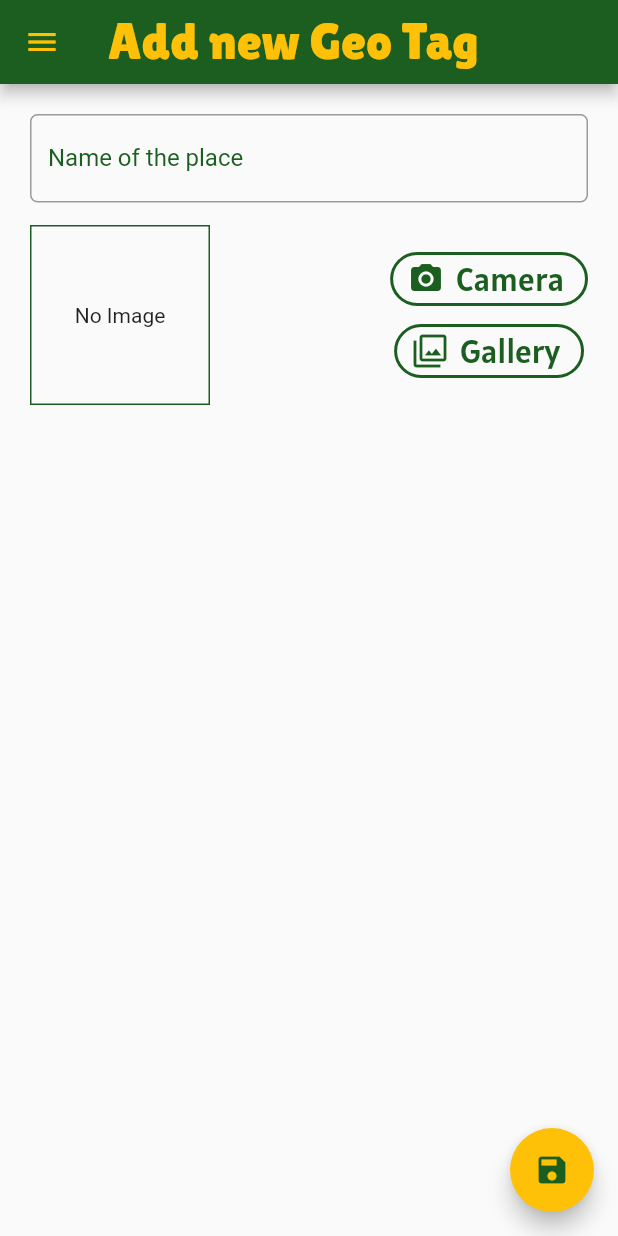
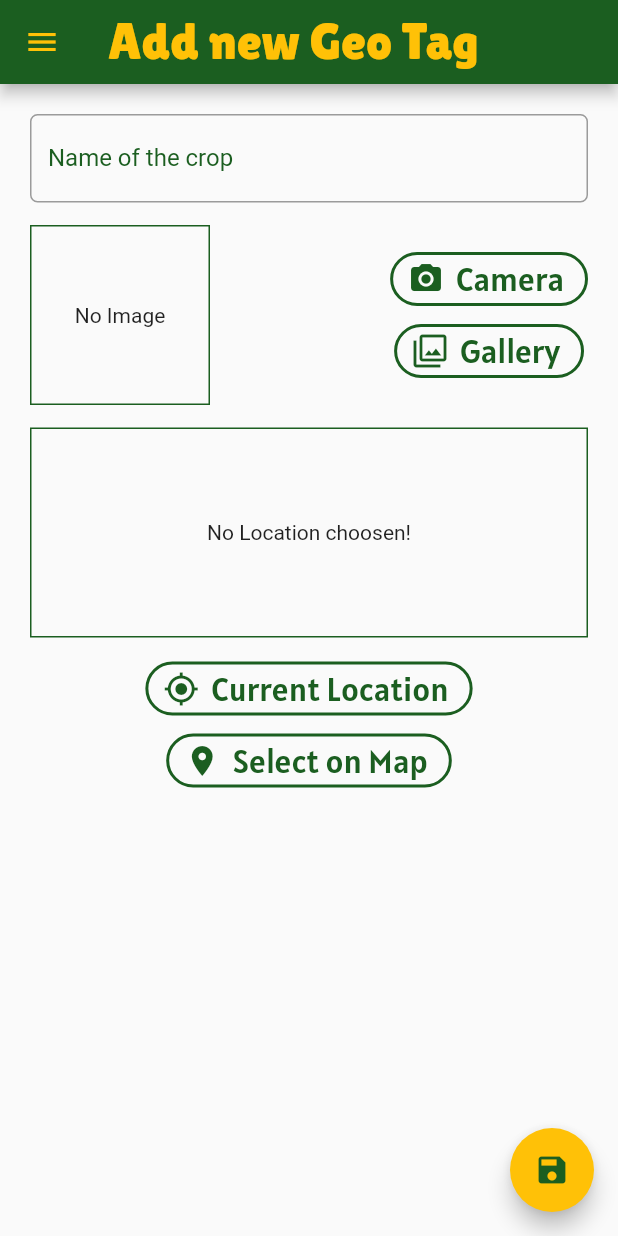
Before and after one commit to amlannandy/Crop-Mapper, a Flutter app: the AddNewPlaceScreen screen opened by its route, in the side drawer, after a tap on "Camera", on a phone screen of 412 x 824 dp. Run offline on Flutter 3.47's test engine with Material 2 defaults, Android fonts, the phone set to English and light mode, and no system bars; our stand-ins replace firebase_storage, google_maps_flutter, image_picker, location; accounts and stored records are empty; network calls fail.

Commit message:
commit on "master"

```diff
--- a/lib/main.dart
+++ b/lib/main.dart
@@ -2,6 +2,7 @@ import 'package:flutter/material.dart';
 import 'package:provider/provider.dart';
 
 import './screens/map_screen.dart';
+import './screens/crop_map_screen.dart';
 import './screens/my_geo_tags_screen.dart';
 import './screens/crop_details_screen.dart';
 import './screens/add_new_place_screen.dart';
@@ -54,6 +55,7 @@ class MyApp extends StatelessWidget {
           MapScreen.routeName : (ctx) => MapScreen(),
           AddNewPlaceScreen.routeName : (ctx) => AddNewPlaceScreen(),
           CropDetailsScreen.routeName : (ctx) => CropDetailsScreen(),
+          CropMapScreen.routeName : (ctx) => CropMapScreen(),
         },
       ),
     );
--- a/lib/models/place.dart
+++ b/lib/models/place.dart
@@ -1,5 +1,4 @@
 import 'package:flutter/foundation.dart';
-import 'dart:io';
 
 class Location {
 
@@ -20,13 +19,13 @@ class Place {
   final String id;
   final String cropName;
   final Location location;
-  final File image;
+  final String imageUrl;
 
   Place({
     @required this.id,
     @required this.cropName,
     @required this.location,
-    @required this.image,
+    @required this.imageUrl,
   });
 
 }
--- /dev/null
+++ b/lib/providers/location_provider.dart
@@ -0,0 +1,22 @@
+import 'package:http/http.dart' as http;
+import 'dart:convert';
+
+const GOOGLE_API_KEY = 'AIzaSyDBVjfQa1q54VHunVlWzaUDOvTmdkqUzC0';
+
+class LocationProvider {
+
+  static String generateLocationPreviewImage(double latitude, double longitude) {
+
+    return 'https://maps.googleapis.com/maps/api/staticmap?center=&$latitude,$longitude=13&size=600x300&maptype=roadmap&markers=color:red%7Clabel:A%7C$latitude,$longitude&key=$GOOGLE_API_KEY';
+
+  }
+
+  static Future<String> getPlaceAddress(double lat, double lng) async {
+
+    final url = 'https://maps.googleapis.com/maps/api/geocode/json?latlng=$lat,$lng&key=$GOOGLE_API_KEY';
+    final response = await http.get(url);
+    return json.decode(response.body)['results'][0]['formatted_address'];
+
+  }
+
+}
--- a/lib/screens/add_new_place_screen.dart
+++ b/lib/screens/add_new_place_screen.dart
@@ -25,11 +25,28 @@ class _AddNewPlaceScreenState extends State<AddNewPlaceScreen> {
   File _pickedImage;
   Location _pickedLocation;
 
+  void selectImage(File image) {
+    setState(() {
+      _pickedImage = image;
+      Provider.of<MyPlaces>(context).uploadPic(_pickedImage);
+    });
+  }
+
+  void selectLocation(double lat, double long) {
+    _pickedLocation = Location(
+      latitude: lat,
+      longitude: long,
+    );
+    Provider.of<MyPlaces>(context).uploadAddress(lat, long);
+  }
+
+
+
   void _submitForm() {
     if (_cropNameController.text == null || _pickedImage == null || _pickedLocation == null) {
       return;
     }
-    Provider.of<MyPlaces>(context).addPlace(_cropNameController.text, _pickedImage, _pickedLocation);
+    Provider.of<MyPlaces>(context).addPlace(_cropNameController.text,  _pickedLocation);
     Navigator.of(context).pop();
   }
 
@@ -54,7 +71,7 @@ class _AddNewPlaceScreenState extends State<AddNewPlaceScreen> {
                   border: OutlineInputBorder(
                     borderRadius: BorderRadius.circular(5),
                   ),
-                  labelText: "Name of the place",
+                  labelText: "Name of the crop",
                   labelStyle: TextStyle(
                     color: Theme.of(context).primaryColor,
                   ),
@@ -62,9 +79,9 @@ class _AddNewPlaceScreenState extends State<AddNewPlaceScreen> {
                 controller: _cropNameController,
               ),
               SizedBox(height: 15),
-              ImageInput(),
+              ImageInput(selectImage),
               SizedBox(height: 15),
-              LocationInput(),
+              LocationInput(selectLocation),
             ],
           ),
         ),
--- a/lib/widgets/custom_drawer.dart
+++ b/lib/widgets/custom_drawer.dart
@@ -1,3 +1,4 @@
+import 'package:crop_mapping_app/screens/crop_map_screen.dart';
 import 'package:flutter/material.dart';
 
 import '../screens/add_new_place_screen.dart';
@@ -47,7 +48,7 @@ class CustomDrawer extends StatelessWidget {
             Icon(Icons.location_city, color: Theme.of(context).primaryColor, size: 50),
             context,
             () {
-              Navigator.of(context).pushReplacementNamed("/map_screen");
+              Navigator.of(context).pushReplacementNamed(CropMapScreen.routeName);
             }
           ),
           buildListTitle(
--- a/lib/widgets/image_input.dart
+++ b/lib/widgets/image_input.dart
@@ -1,9 +1,14 @@
 import 'dart:io';
-import 'package:crop_mapping_app/widgets/light_icon_button.dart';
 import 'package:flutter/material.dart';
 import 'package:image_picker/image_picker.dart';
 
+import '../widgets/light_icon_button.dart';
+
 class ImageInput extends StatefulWidget {
+
+  final Function selectImage;
+
+  ImageInput(this.selectImage);
 
   @override
   _ImageInputState createState() => _ImageInputState();
@@ -25,7 +30,20 @@ class _ImageInputState extends State<ImageInput> {
     setState(() {
       _storedImage = imageFile;
     });
-    //widget.imageFile = imageFile;
+    widget.selectImage(_storedImage);
+  }
+
+  Future _uploadPicture() async {
+    final imageFile = await ImagePicker.pickImage(
+      source: ImageSource.gallery,
+      maxWidth: 600,
+    );
+    if (imageFile == null)
+      return;
+    setState(() {
+      _storedImage = imageFile;
+    });
+    widget.selectImage(_storedImage);
   }
 
   @override
@@ -61,7 +79,7 @@ class _ImageInputState extends State<ImageInput> {
             LightIconButton(
               icon: Icons.filter,
               text: "Gallery",
-              function:  () {},
+              function:  _uploadPicture,
             ),
           ],
         )
--- a/lib/widgets/location_input.dart
+++ b/lib/widgets/location_input.dart
@@ -1,17 +1,94 @@
 import 'package:flutter/material.dart';
+import 'package:location/location.dart';
+import 'package:google_maps_flutter/google_maps_flutter.dart';
+
+import '../providers/location_provider.dart';
+import '../widgets/light_icon_button.dart';
+import '../screens/map_screen.dart';
 
 class LocationInput extends StatefulWidget {
+
+  final Function selectPlace;
+
+  LocationInput(this.selectPlace);
+
   @override
   _LocationInputState createState() => _LocationInputState();
 }
 
 class _LocationInputState extends State<LocationInput> {
 
+  String _previewImageUrl;
+
+  Future<void> _getCurrentUserLocation() async {
+    final myLocation = await Location().getLocation();
+    final staticMapUrl = LocationProvider.generateLocationPreviewImage(myLocation.latitude, myLocation.longitude);
+    setState(() {
+      _previewImageUrl = staticMapUrl;
+    });
+    widget.selectPlace(myLocation.latitude, myLocation.longitude);
+  }
+
+  Future<void> _selectOnMap() async {
+    final LatLng selectedLocation = await Navigator.of(context).push(
+      MaterialPageRoute(
+        builder: (ctx) => MapScreen(
+          isSelecting: true,
+        ),
+      ),
+    );
+    if (selectedLocation == null) {
+      return;
+    }
+    final staticMapUrl = LocationProvider.generateLocationPreviewImage(selectedLocation.latitude, selectedLocation.longitude);
+    setState(() {
+      _previewImageUrl = staticMapUrl;
+    });
+    widget.selectPlace(selectedLocation.latitude, selectedLocation.longitude);
+  }
+
   @override
   Widget build(BuildContext context) {
 
-    return Container(
-
+    return Column(
+      children: <Widget>[
+        Container(
+          decoration: BoxDecoration(
+            border: Border.all(width: 1, color: Theme.of(context).primaryColor)
+          ),
+          alignment: Alignment.center,
+          width: double.infinity,
+          height: 140,
+          child: _previewImageUrl == null ?
+            Text(
+              "No Location choosen!",
+              style: Theme.of(context).textTheme.body1,
+            ) :
+            Image.network(
+              _previewImageUrl,
+              fit: BoxFit.cover,
+              width: double.infinity,
+            ),
+        ),
+        Padding(
+          padding: const EdgeInsets.only(top: 10),
+          child: Column(
+            mainAxisAlignment: MainAxisAlignment.spaceBetween,
+            children: <Widget>[
+              LightIconButton(
+                text: "Current Location",
+                icon: Icons.my_location,
+                function: _getCurrentUserLocation,
+              ),
+              LightIconButton(
+                text: "Select on Map",
+                icon: Icons.location_on,
+                function: _selectOnMap,
+              )
+            ],
+          ),
+        )
+      ],
     );
   }
 }
```
Also changed, not shown: lib/providers/my_places.dart (+30 -9 lines), lib/screens/crop_details_screen.dart (+58 -0 lines), lib/screens/crop_map_screen.dart (added, +54 -0 lines), lib/screens/map_screen.dart (+57 -27 lines), lib/screens/my_geo_tags_screen.dart (+43 -18 lines), lib/widgets/map_card.dart (added, +38 -0 lines), lib/widgets/place_card.dart (+13 -15 lines), lib/widgets/place_details_card.dart (added, +56 -0 lines), pubspec.yaml (+6 -2 lines), assets/images/background.jpg (added), assets/images/loading.gif (added), assets/images/orange_logo.png (deleted), assets/images/orange_logo2.png (deleted), pubspec.lock, 5 other files.
